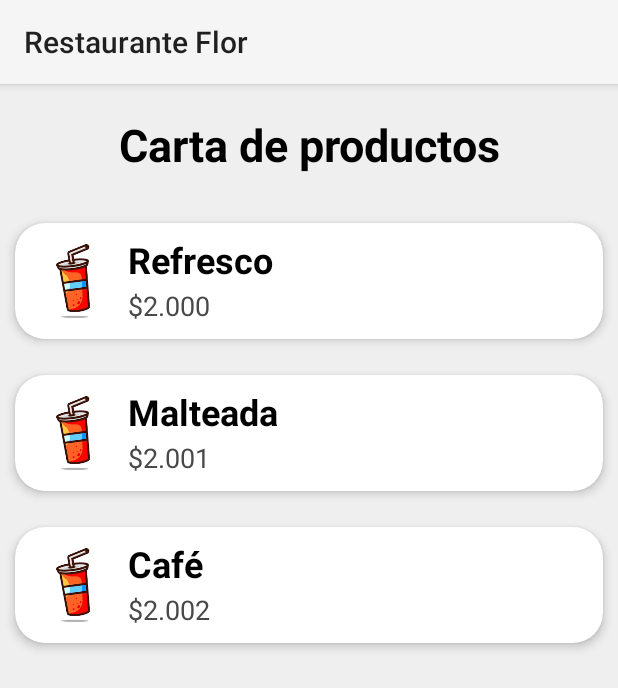
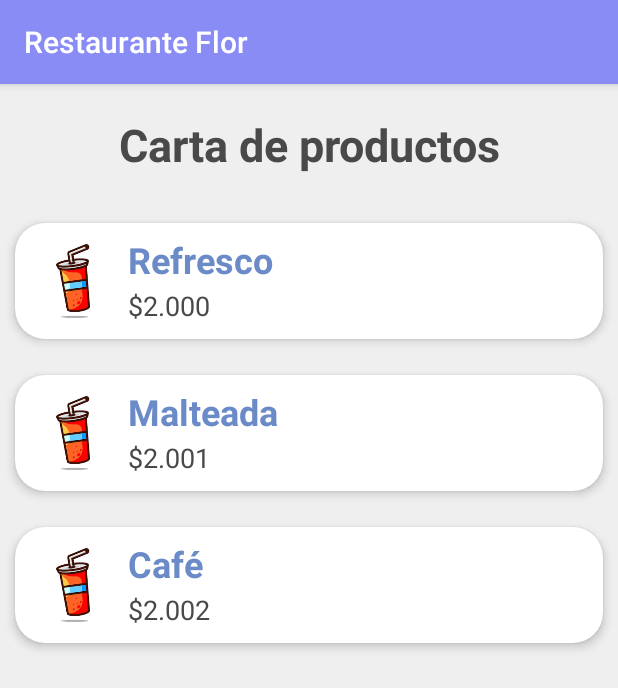
Before and after one commit to LMGP2002/Taller---RecyclerView-SQLite, an Android app: the screen it shows after launch (MainActivity), on a phone screen of 412 x 824 dp. Shown: the top 688 px of the screen. Run offline under Robolectric (Android 15) with nearby library versions, the light colour scheme and no system bars.

Commit message:
Cambio de paleta de colores

```diff
--- a/app/src/main/java/com/example/restauranteventas/MainActivity.java
+++ b/app/src/main/java/com/example/restauranteventas/MainActivity.java
@@ -13,6 +13,8 @@ import androidx.recyclerview.widget.RecyclerView;
 import java.util.ArrayList;
 
 public class MainActivity extends AppCompatActivity {
+
+    //Declaración de variables
     RecyclerView rcvVista;
     @Override
     protected void onCreate(Bundle savedInstanceState) {
@@ -24,7 +26,7 @@ public class MainActivity extends AppCompatActivity {
         alItems.add(new ProductosItems("Malteada", "$2.001", R.drawable.bebida));
         alItems.add(new ProductosItems("Café", "$2.002", R.drawable.bebida));
 
-        //Activación de reyclerview y asignación del adaapter
+        //Activación de reyclerview y asignación del adapter
         rcvVista = findViewById(R.id.recyclerView);
         rcvVista.setLayoutManager(new LinearLayoutManager(this));
         rcvVista.setAdapter(new MyAdapter(alItems, getApplicationContext()));
--- a/app/src/main/java/com/example/restauranteventas/MyViewHolder.java
+++ b/app/src/main/java/com/example/restauranteventas/MyViewHolder.java
@@ -8,6 +8,7 @@ import androidx.annotation.NonNull;
 import androidx.recyclerview.widget.RecyclerView;
 
 public class MyViewHolder extends RecyclerView.ViewHolder{
+    //Declaración de variables
     TextView txtNombre, txtPrecio;
     ImageView imgFoto;
     public MyViewHolder(@NonNull View itemView) {
--- a/app/src/main/res/layout/activity_main.xml
+++ b/app/src/main/res/layout/activity_main.xml
@@ -3,7 +3,7 @@
     android:layout_width="match_parent"
     android:layout_height="match_parent"
     android:orientation="vertical"
-    android:background="@color/gray"
+    android:background="@color/background"
     >
 
     <TextView
@@ -12,7 +12,7 @@
         android:layout_height="wrap_content"
         android:text="Carta de productos"
         android:textSize="30dp"
-        android:textColor="@color/black"
+        android:textColor="@color/title_Color"
         android:gravity="center"
         android:layout_margin="20dp"
         android:textStyle="bold"
--- a/app/src/main/res/layout/productos_items_layout.xml
+++ b/app/src/main/res/layout/productos_items_layout.xml
@@ -48,7 +48,7 @@
                     android:layout_height="wrap_content"
                     android:layout_marginBottom="2dp"
                     android:hint="Nombre"
-                    android:textColor="@color/black"
+                    android:textColor="@color/text_color"
                     android:textSize="24sp"
                     android:textStyle="bold"
                     />
--- a/app/src/main/res/values/colors.xml
+++ b/app/src/main/res/values/colors.xml
@@ -2,6 +2,11 @@
 <resources>
     <color name="black">#FF000000</color>
     <color name="white">#FFFFFFFF</color>
-    <color name="gray">#EFEFEF</color>
+    //Estilos de colores propios
+    <color name="background">#EFEFEF</color>
     <color name="price_color">#494949</color>
+    <color name="bar_color">#888cf4</color>
+    <color name="text_color">#6A8AC8</color>
+    <color name="title_Color">#494949</color>
+
 </resources>
--- a/app/src/main/res/values/themes.xml
+++ b/app/src/main/res/values/themes.xml
@@ -2,7 +2,10 @@
     <!-- Base application theme. -->
     <style name="Base.Theme.RestauranteVentas" parent="Theme.AppCompat.DayNight">
         <!-- Customize your light theme here. -->
-        <!-- <item name="colorPrimary">@color/my_light_primary</item> -->
+        <item name="colorPrimary">@color/bar_color</item>
+        <item name="android:textColorPrimary">@color/white</item>
+        <item name="android:statusBarColor">@color/bar_color</item>
+
     </style>
 
     <style name="Theme.RestauranteVentas" parent="Base.Theme.RestauranteVentas" />
```
